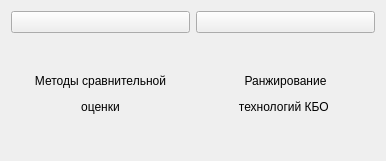
Old version of the form MainWindow.ui in the repository ErRomag/BenchmarkingMethods.
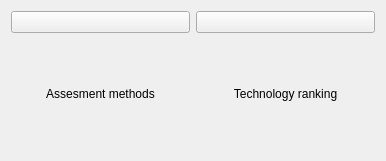
New version of the form.

Diff of the .ui file:
```diff
--- a/MainWindow.ui
+++ b/MainWindow.ui
@@ -33,7 +33,7 @@
     <item row="1" column="0">
      <widget class="QLabel" name="label_2">
       <property name="text">
-       <string>&lt;html&gt;&lt;head/&gt;&lt;body&gt;&lt;p align=&quot;center&quot;&gt;Методы сравнительной&lt;/p&gt;&lt;p align=&quot;center&quot;&gt;оценки&lt;/p&gt;&lt;/body&gt;&lt;/html&gt;</string>
+       <string>&lt;html&gt;&lt;head/&gt;&lt;body&gt;&lt;p align=&quot;center&quot;&gt;Assesment methods&lt;/p&gt;&lt;/body&gt;&lt;/html&gt;</string>
       </property>
      </widget>
     </item>
@@ -47,7 +47,7 @@
     <item row="1" column="1">
      <widget class="QLabel" name="label_3">
       <property name="text">
-       <string>&lt;html&gt;&lt;head/&gt;&lt;body&gt;&lt;p align=&quot;center&quot;&gt;Ранжирование&lt;/p&gt;&lt;p align=&quot;center&quot;&gt;технологий КБО &lt;/p&gt;&lt;/body&gt;&lt;/html&gt;</string>
+       <string>&lt;html&gt;&lt;head/&gt;&lt;body&gt;&lt;p align=&quot;center&quot;&gt;Technology ranking&lt;/p&gt;&lt;/body&gt;&lt;/html&gt;</string>
       </property>
      </widget>
     </item>
```
